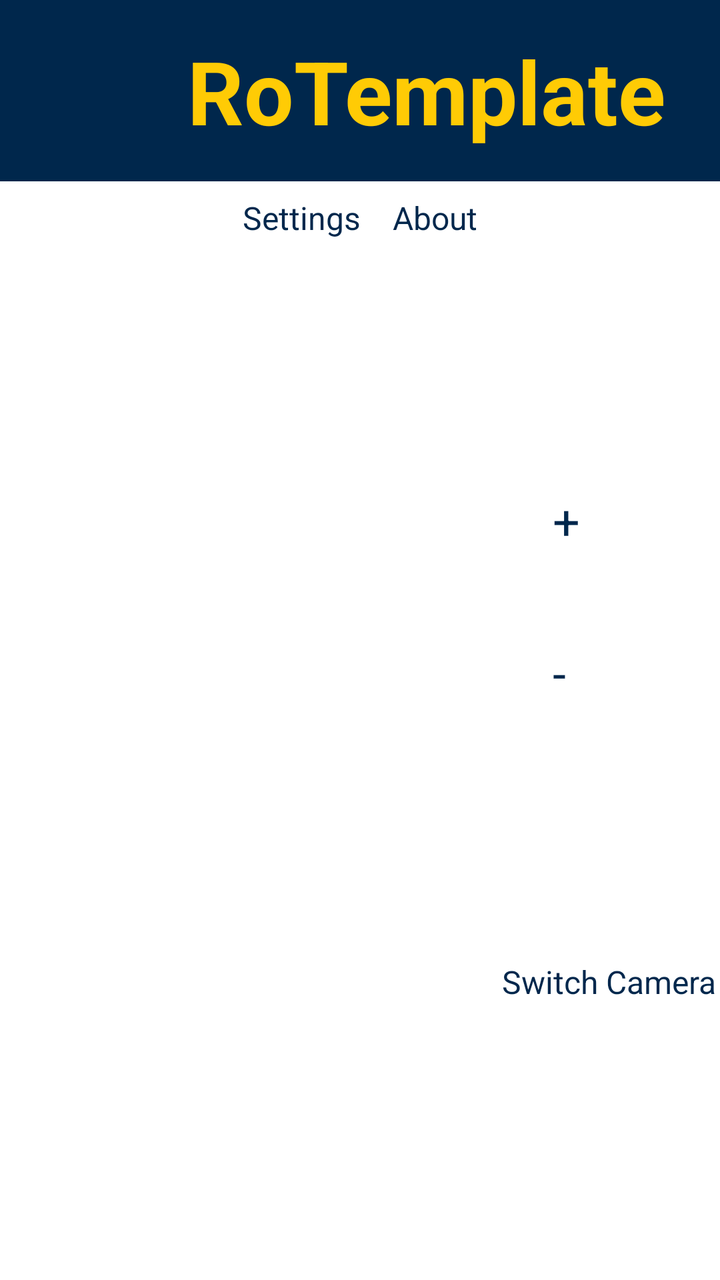
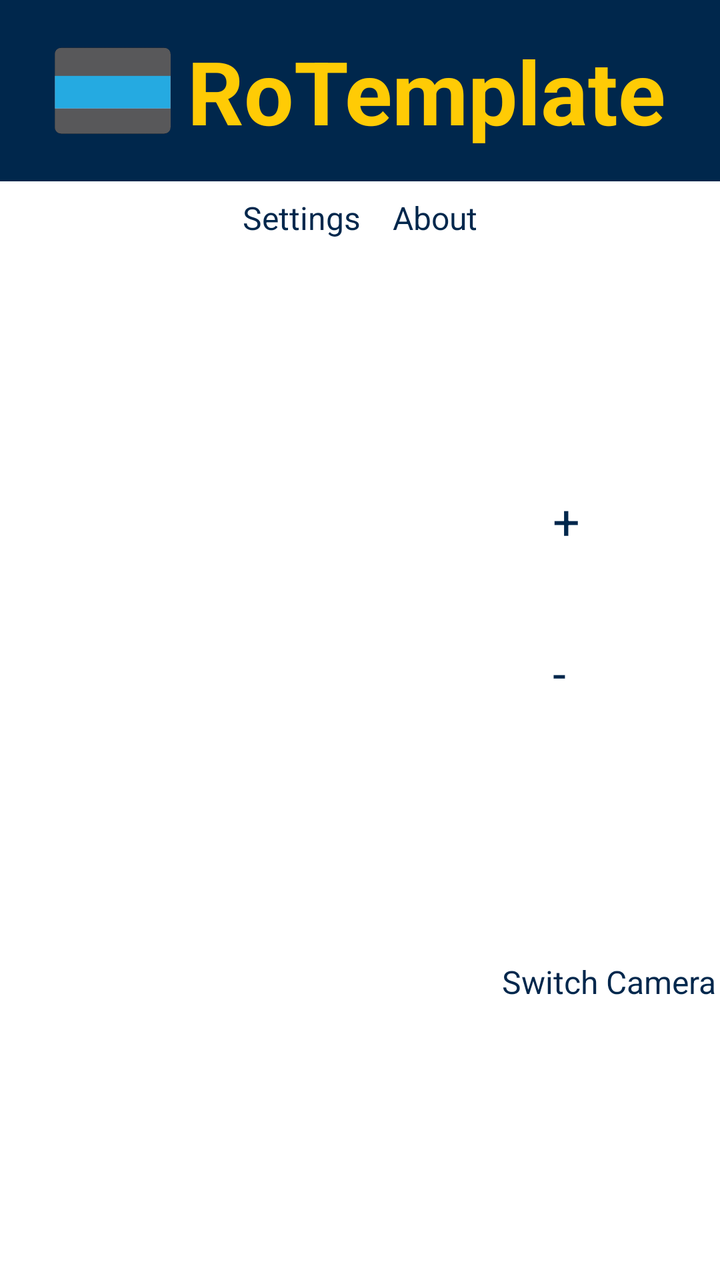

Before-and-after screenshots of an Android layout around one commit, followed by the original layout XML and the change that was made.
<!-- AndroidManifest.xml: activity theme Theme.App.Starting -->
<!-- res/layout/activity_main.xml -->
<?xml version="1.0" encoding="utf-8"?>
<FrameLayout xmlns:android="http://schemas.android.com/apk/res/android"
    xmlns:app="http://schemas.android.com/apk/res-auto"
    xmlns:tools="http://schemas.android.com/tools"
    android:id="@+id/preview_frame"
    android:layout_width="match_parent"
    android:layout_height="match_parent"
    tools:context=".MainActivity">

    
    <TextureView
        android:id="@+id/viewFinder"
        android:layout_width="match_parent"
        android:layout_height="match_parent" />

    
    <ImageView
        android:id="@+id/processedFrameView"
        android:layout_width="match_parent"
        android:layout_height="match_parent"
        android:visibility="visible"
        android:scaleType="centerCrop"
        android:alpha="0.8" />

    
    <LinearLayout
        android:id="@+id/title_container"
        android:layout_width="match_parent"
        android:layout_height="wrap_content"
        android:orientation="horizontal"
        android:gravity="center"
        android:background="@color/darkBlue"
        android:paddingTop="16dp"
        android:paddingBottom="16dp"
        android:elevation="4dp">

        
        <ImageButton
            android:id="@+id/iconImageButton"
            android:layout_width="58dp"
            android:layout_height="58dp"
            android:background="@android:color/transparent"
            android:src="@mipmap/xamera_launcher"
            android:contentDescription="@string/switch_camera" />

        
        <TextView
            android:id="@+id/titleText"
            android:layout_width="wrap_content"
            android:layout_height="wrap_content"
            android:text="RoTemplate"
            android:textSize="44sp"
            android:textColor="@color/yellow"
            android:textStyle="bold"
            android:gravity="center"
            android:paddingStart="8dp" />
    </LinearLayout>

    
    <LinearLayout
        android:id="@+id/top_controls_container"
        android:layout_width="match_parent"
        android:layout_height="wrap_content"
        android:orientation="horizontal"
        android:gravity="center"
        android:layout_gravity="top|center_horizontal"
        android:layout_marginTop="90dp">

        
        <LinearLayout
            android:id="@+id/settings_about_container"
            android:layout_width="wrap_content"
            android:layout_height="wrap_content"
            android:orientation="horizontal"
            android:gravity="center">

            
            <Button
                android:id="@+id/settingsButton"
                android:layout_width="wrap_content"
                android:layout_height="wrap_content"
                android:text="Settings"
                android:textSize="16sp"
                android:layout_margin="8dp"
                android:backgroundTint="@color/yellow"
                android:textColor="@color/darkBlue"
                android:elevation="2dp" />

            
            <Button
                android:id="@+id/aboutButton"
                android:layout_width="wrap_content"
                android:layout_height="wrap_content"
                android:text="About"
                android:textSize="16sp"
                android:layout_margin="8dp"
                android:layout_marginEnd="16dp"
                android:backgroundTint="@color/yellow"
                android:textColor="@color/darkBlue"
                android:elevation="2dp" />
        </LinearLayout>
    </LinearLayout>

    
    <LinearLayout
        android:id="@+id/zoom_button_container"
        android:layout_width="75dp"
        android:layout_height="wrap_content"
        android:layout_gravity="end|center_vertical"
        android:layout_marginEnd="16dp"
        android:gravity="center"
        android:orientation="vertical">

        
        <Button
            android:id="@+id/zoomInButton"
            android:layout_width="60dp"
            android:layout_height="60dp"
            android:layout_marginBottom="16dp"
            android:backgroundTint="@color/yellow"
            android:elevation="2dp"
            android:text="+"
            android:textColor="@color/darkBlue"
            android:textSize="24sp" />

        
        <Button
            android:id="@+id/zoomOutButton"
            android:layout_width="60dp"
            android:layout_height="60dp"
            android:layout_marginBottom="16dp"
            android:backgroundTint="@color/yellow"
            android:elevation="2dp"
            android:text="-"
            android:textColor="@color/darkBlue"
            android:textSize="24sp" />
    </LinearLayout>

    
    <LinearLayout
        android:id="@+id/button_container"
        android:layout_width="wrap_content"
        android:layout_height="wrap_content"
        android:orientation="horizontal"
        android:gravity="center"
        android:layout_gravity="center_horizontal|bottom"
        android:layout_marginBottom="50dp">

        
        <Button
            android:id="@+id/startRecordingButton"
            android:layout_width="110dp"
            android:layout_height="110dp"
            android:backgroundTint="@color/green"
            android:elevation="2dp"
            android:text="Capture Video"
            android:textColor="@android:color/white"
            android:layout_marginEnd="16dp" />

        
        <Button
            android:id="@+id/startProcessingButton"
            android:layout_width="110dp"
            android:layout_height="110dp"
            android:backgroundTint="@color/blue"
            android:elevation="2dp"
            android:text="Start Tracking"
            android:textColor="@android:color/white"
            android:layout_marginEnd="16dp" />

        
        <Button
            android:id="@+id/switchCameraButton"
            android:layout_width="110dp"
            android:layout_height="110dp"
            android:text="Switch Camera"
            android:textColor="@color/darkBlue"
            android:textSize="16sp"
            android:backgroundTint="@color/yellow"
            android:elevation="2dp" />
    </LinearLayout>

</FrameLayout>
<!-- resources referenced by this layout -->
<resources>
  <color name="blue">#0080FF</color>
  <color name="darkBlue">#00274C</color>
  <color name="green">#006600</color>
  <color name="yellow">#FFCB05</color>
  <!-- mipmap xamera_launcher (mipmap-anydpi-v26) -->
  <?xml version="1.0" encoding="utf-8"?>
  <adaptive-icon xmlns:android="http://schemas.android.com/apk/res/android">
      <background android:drawable="@color/xamera_launcher_background"/>
      <foreground android:drawable="@drawable/xamera_launcher_foreground"/>
  </adaptive-icon>
  <string name="switch_camera">Switch Camera</string>
  <style name="Theme.App.Starting" parent="Theme.SplashScreen">
          <item name="windowSplashScreenBackground">@color/darkBlue</item>
          <item name="windowSplashScreenAnimatedIcon">@mipmap/xamera_launcher</item>
          <item name="windowSplashScreenAnimationDuration">200</item>
          <item name="postSplashScreenTheme">@style/Theme.Xamera</item>
      </style>
  <color name="xamera_launcher_background">#00274C</color>
  <!-- drawable xamera_launcher_foreground (drawable) -->
  <vector xmlns:android="http://schemas.android.com/apk/res/android"
      android:width="108dp"
      android:height="108dp"
      android:viewportWidth="24"
      android:viewportHeight="24"
      android:tint="#359ECB">
    <group android:scaleX="0.58"
        android:scaleY="0.58"
        android:translateX="5.04"
        android:translateY="5.04">
      <path
          android:fillColor="@android:color/white"
          android:pathData="M9.4,10.5l4.77,-8.26C13.47,2.09 12.75,2 12,2c-2.4,0 -4.6,0.85 -6.32,2.25l3.66,6.35 0.06,-0.1zM21.54,9c-0.92,-2.92 -3.15,-5.26 -6,-6.34L11.88,9h9.66zM21.8,10h-7.49l0.29,0.5 4.76,8.25C21,16.97 22,14.61 22,12c0,-0.69 -0.07,-1.35 -0.2,-2zM8.54,12l-3.9,-6.75C3.01,7.03 2,9.39 2,12c0,0.69 0.07,1.35 0.2,2h7.49l-1.15,-2zM2.46,15c0.92,2.92 3.15,5.26 6,6.34L12.12,15L2.46,15zM13.73,15l-3.9,6.76c0.7,0.15 1.42,0.24 2.17,0.24 2.4,0 4.6,-0.85 6.32,-2.25l-3.66,-6.35 -0.93,1.6z"/>
    </group>
  </vector>
  <style name="Theme.Xamera" parent="Base.Theme.Xamera" />
  <style name="Base.Theme.Xamera" parent="Theme.Material3.DayNight.NoActionBar">
          
          <item name="colorPrimary">@color/darkBlue</item>
      </style>
</resources>

<!-- the commit's change to res/layout/activity_main.xml (unified diff, before → after) -->
@@ -40,7 +40,9 @@
             android:layout_width="58dp"
             android:layout_height="58dp"
             android:background="@android:color/transparent"
-            android:src="@mipmap/xamera_launcher"
+            android:src="@drawable/dev27"
+            android:scaleType="fitCenter"
+            android:adjustViewBounds="true"
             android:contentDescription="@string/switch_camera" />
 
         
<!-- resource entries referenced after the edit -->
@@ -4,36 +4,14 @@
   <color name="darkBlue">#00274C</color>
   <color name="green">#006600</color>
   <color name="yellow">#FFCB05</color>
-  <!-- mipmap xamera_launcher (mipmap-anydpi-v26) -->
-  <?xml version="1.0" encoding="utf-8"?>
-  <adaptive-icon xmlns:android="http://schemas.android.com/apk/res/android">
-      <background android:drawable="@color/xamera_launcher_background"/>
-      <foreground android:drawable="@drawable/xamera_launcher_foreground"/>
-  </adaptive-icon>
+  <!-- drawable dev27: png bitmap (drawable, 1708 bytes) -->
   <string name="switch_camera">Switch Camera</string>
   <style name="Theme.App.Starting" parent="Theme.SplashScreen">
           <item name="windowSplashScreenBackground">@color/darkBlue</item>
-          <item name="windowSplashScreenAnimatedIcon">@mipmap/xamera_launcher</item>
+          <item name="windowSplashScreenAnimatedIcon">@drawable/dev27</item>
           <item name="windowSplashScreenAnimationDuration">200</item>
           <item name="postSplashScreenTheme">@style/Theme.Xamera</item>
       </style>
-  <color name="xamera_launcher_background">#00274C</color>
-  <!-- drawable xamera_launcher_foreground (drawable) -->
-  <vector xmlns:android="http://schemas.android.com/apk/res/android"
-      android:width="108dp"
-      android:height="108dp"
-      android:viewportWidth="24"
-      android:viewportHeight="24"
-      android:tint="#359ECB">
-    <group android:scaleX="0.58"
-        android:scaleY="0.58"
-        android:translateX="5.04"
-        android:translateY="5.04">
-      <path
-          android:fillColor="@android:color/white"
-          android:pathData="M9.4,10.5l4.77,-8.26C13.47,2.09 12.75,2 12,2c-2.4,0 -4.6,0.85 -6.32,2.25l3.66,6.35 0.06,-0.1zM21.54,9c-0.92,-2.92 -3.15,-5.26 -6,-6.34L11.88,9h9.66zM21.8,10h-7.49l0.29,0.5 4.76,8.25C21,16.97 22,14.61 22,12c0,-0.69 -0.07,-1.35 -0.2,-2zM8.54,12l-3.9,-6.75C3.01,7.03 2,9.39 2,12c0,0.69 0.07,1.35 0.2,2h7.49l-1.15,-2zM2.46,15c0.92,2.92 3.15,5.26 6,6.34L12.12,15L2.46,15zM13.73,15l-3.9,6.76c0.7,0.15 1.42,0.24 2.17,0.24 2.4,0 4.6,-0.85 6.32,-2.25l-3.66,-6.35 -0.93,1.6z"/>
-    </group>
-  </vector>
   <style name="Theme.Xamera" parent="Base.Theme.Xamera" />
   <style name="Base.Theme.Xamera" parent="Theme.Material3.DayNight.NoActionBar">
           
